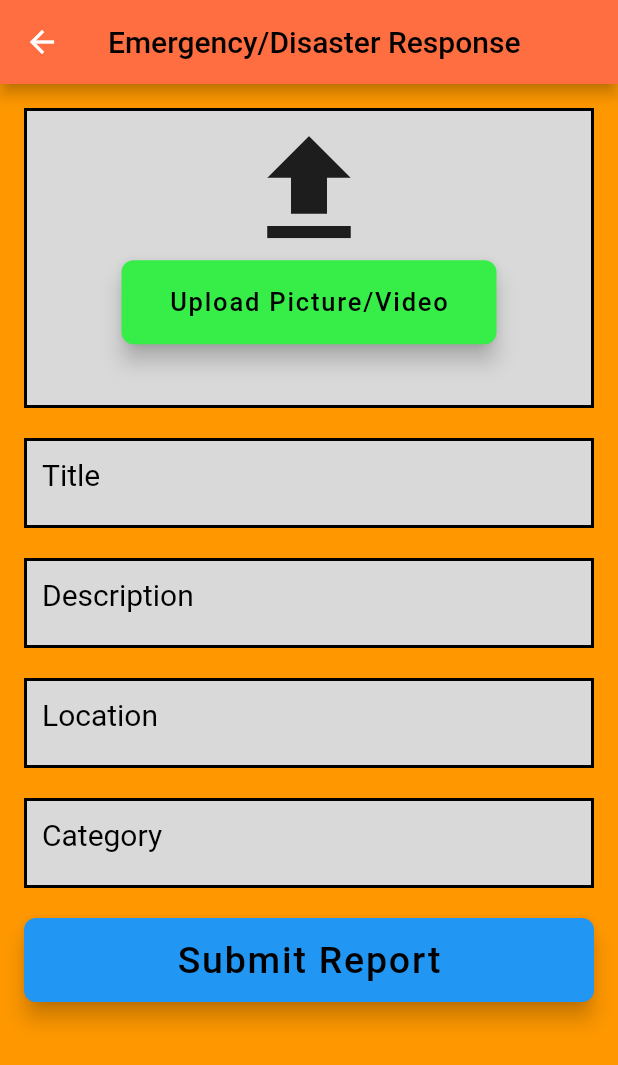
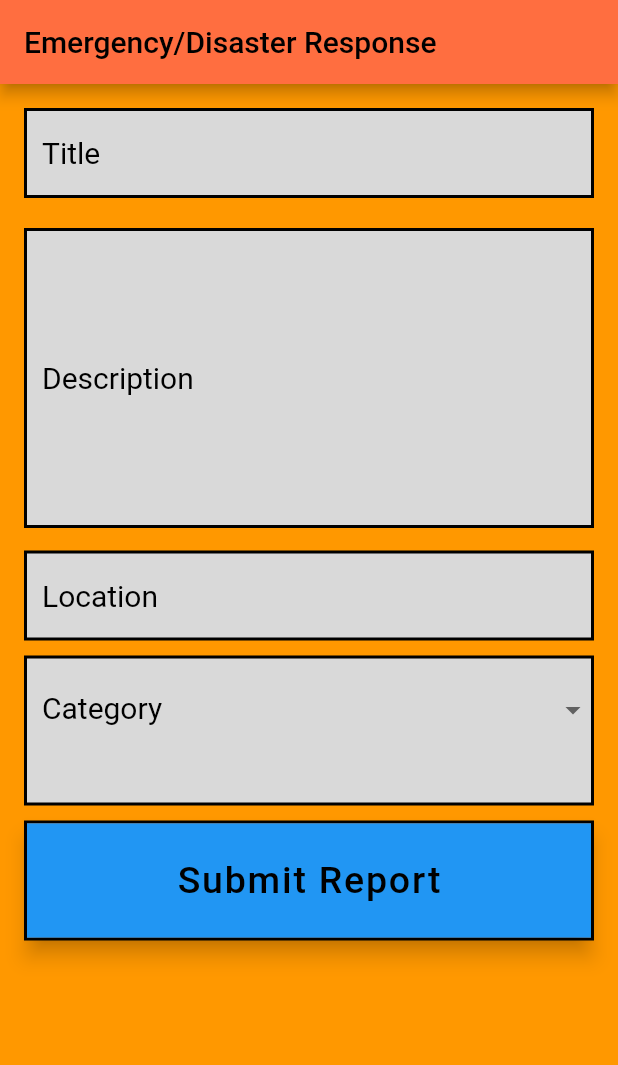
Before and after one commit to Hari-Santhirhan/6002CEM_Group3, a Flutter app: the ReportPage screen opened directly, on a phone screen of 412 x 824 dp. Shown: the top 1065 px of the screen. Run offline on Flutter 3.47's test engine with Material 2 defaults, Android fonts, the phone set to English and light mode, and no system bars; our stand-ins replace firebase_core, geolocator, permission_handler; accounts and stored records are empty.

Commit message:
Modified Report Page

```diff
--- /dev/null
+++ b/lib/list/category_list.dart
@@ -0,0 +1,2 @@
+
+List<String> categories = ['Low', 'Medium', 'High', 'Severe'];
--- /dev/null
+++ b/lib/report_model.dart
@@ -0,0 +1,15 @@
+class ReportModel {
+  String? title;
+  String? desc;
+  String? location;
+  String? category;
+  String? reportId;
+
+  ReportModel({
+    this.title,
+    this.desc,
+    this.location,
+    this.category,
+    this.reportId,
+  });
+}
--- a/lib/report_view_page.dart
+++ b/lib/report_view_page.dart
@@ -1,9 +1,8 @@
 import 'dart:io';
-import 'package:camera/camera.dart';
 import 'package:flutter/material.dart';
 import 'package:safeguard_group3_project/report_viewModel_page.dart';
-import 'package:image_picker/image_picker.dart';
-import 'package:safeguard_group3_project/widget/camera_screen.dart';
+import 'package:safeguard_group3_project/list/category_list.dart';
+import 'package:provider/provider.dart';
 
 class ReportPage extends StatefulWidget {
   const ReportPage({Key? key}) : super(key: key);
@@ -14,19 +13,31 @@ class ReportPage extends StatefulWidget {
 
 class _ReportPageState extends State<ReportPage> {
   final ReportViewModel reportViewModel = ReportViewModel();
+  String? selectedCategory;
+  TextEditingController titleController = TextEditingController();
+  TextEditingController descriptionController = TextEditingController();
+  TextEditingController locationController = TextEditingController();
 
-  void _imageDisappear(){
-    setState(() {
-      reportViewModel.isImagePresent = false;
-    });
+  @override
+  void dispose() {
+    // Clean up the controllers when the widget is disposed
+    titleController.dispose();
+    descriptionController.dispose();
+    locationController.dispose();
+    super.dispose();
+  }
+
+  bool shouldDisplayLabel(String? text) {
+    return text == null || text.isEmpty;
   }
 
   @override
   Widget build(BuildContext context) {
-    return Scaffold(
+    return ChangeNotifierProvider<ReportViewModel>(
+      create: (context) => ReportViewModel(),
+      child: Scaffold(
         backgroundColor: Colors.orange,
         appBar: AppBar(
-        // the top bar on the screen
           backgroundColor: Colors.deepOrangeAccent,
           title: Text(
             "Emergency/Disaster Response",
@@ -37,7 +48,52 @@ class _ReportPageState extends State<ReportPage> {
           padding: EdgeInsets.all(16.0),
           children: [
             Container(
-            // for the Upload box
+              height: 60,
+              width: 200,
+              decoration: BoxDecoration(
+                border: Border.all(
+                  color: Colors.black,
+                  width: 2.0,
+                ),
+                color: Color(0xFFD9D9D9),
+              ),
+              child: Stack(
+                alignment: Alignment.centerLeft,
+                children: [
+                  shouldDisplayLabel(titleController.text)
+                      ? Positioned(
+                    left: 10,
+                    child: Text(
+                      'Title',
+                      style: TextStyle(
+                        fontSize: 20.0,
+                        fontFamily: 'Roboto',
+                        color: Colors.black,
+                      ),
+                    ),
+                  )
+                      : SizedBox(),
+                  TextField(
+                    controller: titleController,
+                    maxLines: null,
+                    style: TextStyle(
+                      fontSize: 20.0,
+                      fontFamily: 'Roboto',
+                      color: Colors.black,
+                    ),
+                    decoration: InputDecoration(
+                      border: InputBorder.none,
+                      contentPadding: EdgeInsets.only(left: 10),
+                    ),
+                    onChanged: (value) {
+                      setState(() {});
+                    },
+                  ),
+                ],
+              ),
+            ),
+            SizedBox(height: 20.0),
+            Container(
               height: 200,
               width: 200,
               decoration: BoxDecoration(
@@ -47,48 +103,42 @@ class _ReportPageState extends State<ReportPage> {
                 ),
                 color: Color(0xFFD9D9D9),
               ),
-            child: Column(
-              mainAxisAlignment: MainAxisAlignment.center,
+              child: Stack(
+                alignment: Alignment.centerLeft,
                 children: [
-                //CHANGES ARE HERE
-
-                //CHANGES ARE HERE
-                Transform.scale(
-                  scale: 4.0,
-                  child: Icon(
-                    Icons.upload,
-                  ),
-                ),
-                SizedBox(
-                  height: 35.0,
-                ),
-                SizedBox(
-                  width: 250,
-                  child: FloatingActionButton(
-                    onPressed: () {
-                      // Logic Code for upload pic/vid button press
-                      reportViewModel
-                          .uploadBtnPressed(context); // viewModel
-                    },
-                    shape: RoundedRectangleBorder(
-                        borderRadius: BorderRadius.circular(8.0)),
-                    backgroundColor: Color(0xFF37EE49),
+                  shouldDisplayLabel(descriptionController.text)
+                      ? Positioned(
+                    left: 10,
                     child: Text(
-                      "Upload Picture/Video",
+                      'Description',
                       style: TextStyle(
+                        fontSize: 20.0,
                         fontFamily: 'Roboto',
-                        fontSize: 17,
                         color: Colors.black,
                       ),
                     ),
+                  )
+                      : SizedBox(),
+                  TextField(
+                    controller: descriptionController,
+                    maxLines: null,
+                    style: TextStyle(
+                      fontSize: 20.0,
+                      fontFamily: 'Roboto',
+                      color: Colors.black,
                     ),
+                    decoration: InputDecoration(
+                      border: InputBorder.none,
+                      contentPadding: EdgeInsets.only(left: 10),
+                    ),
+                    onChanged: (value) {
+                      setState(() {});
+                    },
                   ),
                 ],
               ),
             ),
-          SizedBox(
-            height: 20.0,
-          ),
+            SizedBox(height: 15.0),
             Container(
               height: 60,
               width: 200,
@@ -99,26 +149,45 @@ class _ReportPageState extends State<ReportPage> {
                 ),
                 color: Color(0xFFD9D9D9),
               ),
-            child: TextField(
-              decoration: InputDecoration(
-                  labelText: 'Title',
-                  labelStyle: TextStyle(
+              child: Stack(
+                alignment: Alignment.centerLeft,
+                children: [
+                  shouldDisplayLabel(locationController.text)
+                      ? Positioned(
+                    left: 10,
+                    child: Text(
+                      'Location',
+                      style: TextStyle(
                         fontSize: 20.0,
                         fontFamily: 'Roboto',
                         color: Colors.black,
                       ),
+                    ),
+                  )
+                      : SizedBox(),
+                  TextField(
+                    controller: locationController,
+                    maxLines: null,
+                    style: TextStyle(
+                      fontSize: 20.0,
+                      fontFamily: 'Roboto',
+                      color: Colors.black,
+                    ),
+                    decoration: InputDecoration(
                       border: InputBorder.none,
-                  contentPadding: EdgeInsets.only(left: 10)),
+                      contentPadding: EdgeInsets.only(left: 10),
+                    ),
                     onChanged: (value) {
-                // to update the title
+                      setState(() {});
                     },
                   ),
+                ],
               ),
-          SizedBox(
-            height: 20.0,
             ),
+            SizedBox(height: 5.0),
+            SizedBox(height: 5.0),
             Container(
-            height: 60,
+              height: 100,
               width: 200,
               decoration: BoxDecoration(
                 border: Border.all(
@@ -127,26 +196,43 @@ class _ReportPageState extends State<ReportPage> {
                 ),
                 color: Color(0xFFD9D9D9),
               ),
-            child: TextField(
+              child: Padding(
+                padding: const EdgeInsets.only(top: 10),
+                child: DropdownButtonFormField<String>(
                   decoration: InputDecoration(
-                  labelText: 'Description',
+                    labelText:
+                    shouldDisplayLabel(selectedCategory) ? 'Category' : '',
                     labelStyle: TextStyle(
                       fontSize: 20.0,
                       fontFamily: 'Roboto',
                       color: Colors.black,
                     ),
                     border: InputBorder.none,
-                  contentPadding: EdgeInsets.only(left: 10)),
-              onChanged: (value) {
-                // to update the title
+                    contentPadding: EdgeInsets.only(left: 10),
+                  ),
+                  value: selectedCategory,
+                  onChanged: (String? newValue) {
+                    setState(() {
+                      selectedCategory = newValue;
+                    });
                   },
+                  items: categories.map<DropdownMenuItem<String>>(
+                        (String value) {
+                      return DropdownMenuItem<String>(
+                        value: value,
+                        child: Text(
+                          value,
+                          style: TextStyle(fontSize: 20),
+                        ),
+                      );
+                    },
+                  ).toList(),
                 ),
               ),
-          SizedBox(
-            height: 20.0,
             ),
+            SizedBox(height: 10.0),
             Container(
-            height: 60,
+              height: 80,
               width: 200,
               decoration: BoxDecoration(
                 border: Border.all(
@@ -155,58 +241,14 @@ class _ReportPageState extends State<ReportPage> {
                 ),
                 color: Color(0xFFD9D9D9),
               ),
-            child: TextField(
-              decoration: InputDecoration(
-                  labelText: 'Location',
-                  labelStyle: TextStyle(
-                    fontSize: 20.0,
-                    fontFamily: 'Roboto',
-                    color: Colors.black,
-                  ),
-                  border: InputBorder.none,
-                  contentPadding: EdgeInsets.only(left: 10)),
-              onChanged: (value) {
-                // to update the title
-              },
-            ),
-          ),
-          SizedBox(
-            height: 20.0,
-          ),
-          Container(
-            height: 60,
-            width: 200,
-            decoration: BoxDecoration(
-              border: Border.all(
-                color: Colors.black,
-                width: 2.0,
-              ),
-              color: Color(0xFFD9D9D9),
-            ),
-            child: TextField(
-              decoration: InputDecoration(
-                  labelText: 'Category',
-                  labelStyle: TextStyle(
-                    fontSize: 20.0,
-                    fontFamily: 'Roboto',
-                    color: Colors.black,
-                  ),
-                  border: InputBorder.none,
-                  contentPadding: EdgeInsets.only(left: 10)),
-              onChanged: (value) {
-                // to update the title
-              },
-            ),
-          ),
-          SizedBox(
-            height: 20.0,
-          ),
-          FloatingActionButton(
+              child: FloatingActionButton(
                 onPressed: () {
                   // Logic Code for report button press
+                  reportViewModel.submitReport();
                 },
                 shape: RoundedRectangleBorder(
-                borderRadius: BorderRadius.circular(8.0)),
+                  borderRadius: BorderRadius.circular(0),
+                ),
                 backgroundColor: Colors.blue,
                 child: Text(
                   "Submit Report",
@@ -217,7 +259,9 @@ class _ReportPageState extends State<ReportPage> {
                   ),
                 ),
               ),
+            ),
           ],
+        ),
       ),
     );
   }
--- a/pubspec.yaml
+++ b/pubspec.yaml
@@ -11,7 +11,9 @@ dependencies:
   firebase_core: ^2.13.1
   flutter:
     sdk: flutter
+  geolocator: ^9.0.2
   image_picker: ^0.8.4+3
+  permission_handler: ^10.3.0
   provider: ^6.0.5
 
 dev_dependencies:
```
Also changed, not shown: lib/main.dart (+3 -5 lines), lib/report_viewModel_page.dart (+6 -111 lines), lib/widget/camera_screen.dart (deleted, +0 -120 lines), pubspec.lock, 3 other files. Lines whose indentation alone changed are shown as unchanged.
